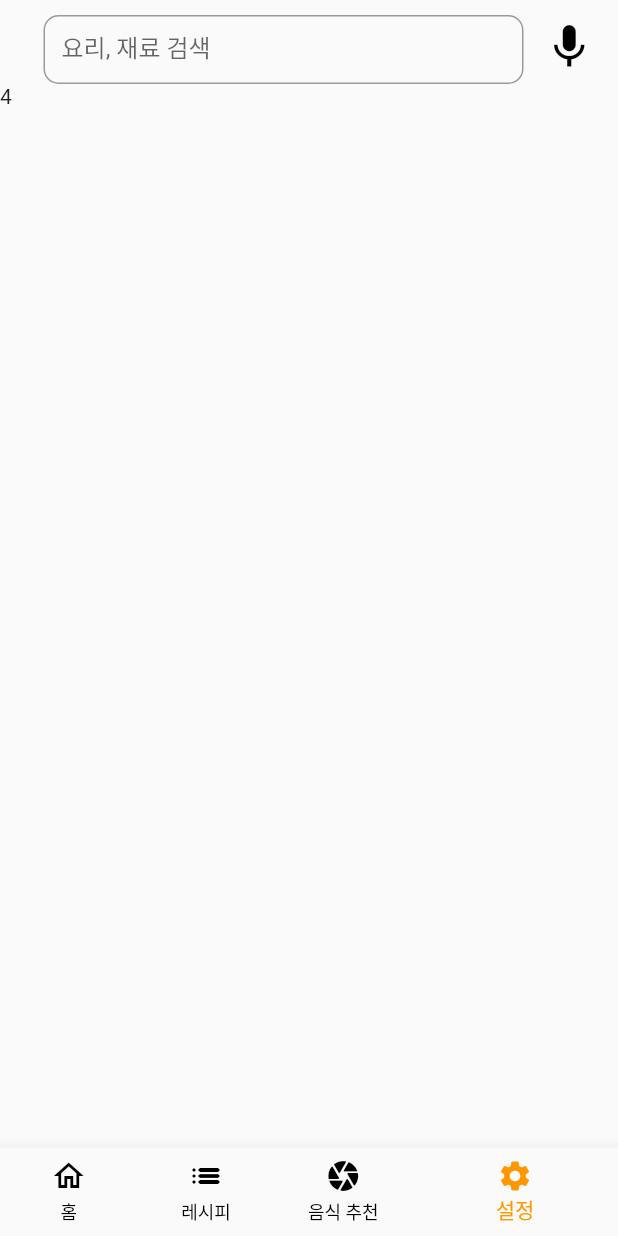
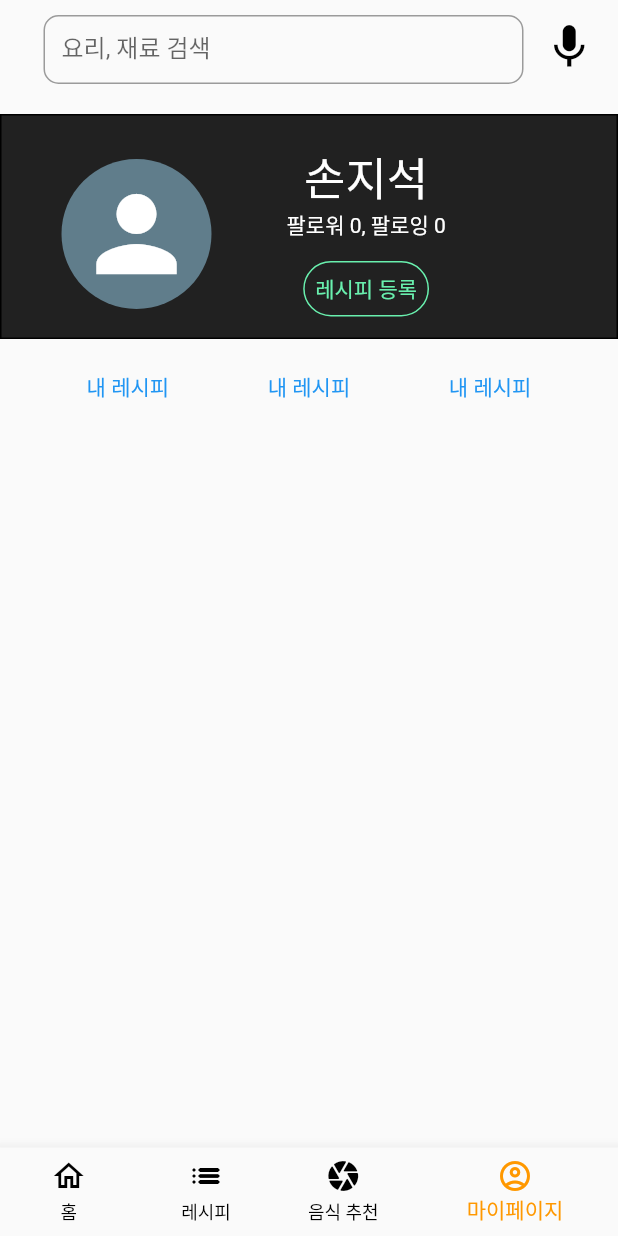
Before and after one commit to Capstone-ReciPT/ReciPT-frontend, a Flutter app: the screen it shows after launch, item 4 of the bottom bar chosen, on a phone screen of 412 x 824 dp. Run offline on Flutter 3.47's test engine with Material 2 defaults, Android fonts, the light colour scheme and no system bars; our stand-ins replace carousel_slider, dots_indicator, flutter_rating_bar, flutter_svg, flutter_tts, get and 1 more; project files that could hold a hidden picture were left out.

Commit message:
replace setting -> mypage and show profile

```diff
--- /dev/null
+++ b/lib/MainPage/Mypage.dart
@@ -0,0 +1,92 @@
+import 'package:flutter/material.dart';
+
+class MyPage extends StatelessWidget {
+  const MyPage ({Key? key}) : super(key: key);
+
+  @override
+  Widget build(BuildContext context) {
+    return DefaultTabController(
+        length: 3,
+        child: Scaffold(
+            body: Column(
+              children: [
+                Container(
+                  margin: EdgeInsets.only(top: 20),
+                  padding: EdgeInsets.only(top: 10),
+                  width: 800,
+                  height: 150,
+                  decoration: BoxDecoration(
+                    border: Border.all(width: 1),
+                    color: Colors.black87,
+                  ),
+                  child: Row(
+                    children: [
+                      Container(
+                        margin: EdgeInsets.only(left: 40),
+                        child: CircleAvatar(
+                          radius: 50,
+                          backgroundColor: Colors.blueGrey,
+                          child: Icon(Icons.person,color: Colors.white,size: 80,),
+                        ),
+                      ),
+                      SizedBox(width: 50,),
+                      Column(
+                        mainAxisAlignment: MainAxisAlignment.center,
+                        children: [
+                          Text('손지석',style: TextStyle(color: Colors.white,fontSize: 30),),
+                          Text('팔로워 0, 팔로잉 0',style: TextStyle(color: Colors.white),),
+                          SizedBox(height: 8,),
+                          TextButton(onPressed: (){},
+                              style: ButtonStyle(
+                                shape: MaterialStateProperty.all(
+                                  RoundedRectangleBorder(
+                                    borderRadius: BorderRadius.circular(30),
+                                    side: BorderSide(width: 1,color: Colors.greenAccent),
+                                  ),
+                                ),
+                              ),
+                              child: Text('레시피 등록',style: TextStyle(color: Colors.greenAccent),)
+                          )
+                        ],
+                      )
+                    ],
+                  ),
+                ),
+                SizedBox(height: 8,),
+                Notice(),
+              ],
+            )
+        )
+    );
+  }
+}
+// Container(
+
+//
+//
+
+
+class Notice extends StatelessWidget {
+
+  const Notice({Key? key}) : super(key: key);
+
+  @override
+  Widget build(BuildContext context) {
+    return Container(
+      child: Row(
+        mainAxisAlignment: MainAxisAlignment.spaceEvenly,
+        children: [
+          TextButton(onPressed: (){},
+              child: Text('내 레시피')
+          ),
+          TextButton(onPressed: (){},
+              child: Text('내 레시피')
+          ),
+          TextButton(onPressed: (){},
+              child: Text('내 레시피')
+          ),
+        ],
+      ),
+    );
+  }
+}
--- a/lib/main.dart
+++ b/lib/main.dart
@@ -1,6 +1,6 @@
 import 'package:flutter/material.dart';
 import 'package:get/get.dart';
-
+import 'package:recipt/MainPage/Mypage.dart';
 import 'MainPage/TodayRecipe.dart';
 import 'RecipePage/Category.dart';
 
@@ -72,7 +72,7 @@ class MyApp extends StatelessWidget {
         ],
       ),
 
-      body: Obx(() => [HomePage(),SelectCategory(),Text('3'),Text('4')][c.currentTab.value]),
+      body: Obx(() => [HomePage(),SelectCategory(),Text('3'),MyPage()][c.currentTab.value]),
       bottomNavigationBar: DefalutBNB()
     );
   }
@@ -104,8 +104,8 @@ class DefalutBNB extends StatelessWidget {
             label: '음식 추천'
         ),
         BottomNavigationBarItem(
-            icon: Icon(Icons.settings),
-            label: '설정'
+            icon: Icon(Icons.account_circle_outlined),
+            label: '마이페이지'
         ),
       ],
     ));
```
